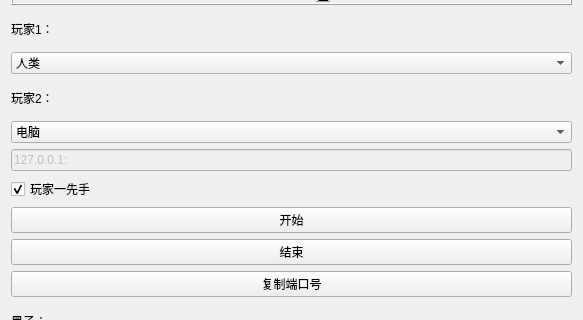
First picture: the form in mainwindow.ui, repository hongwen000/Reversi, before the edit; both pictures show x 0 to 583 and y 99 to 419 of the 583 by 580 pixel window.
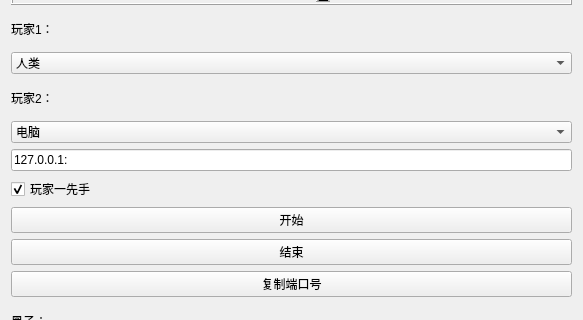
Second picture: the form after the edit.

The edit to the form file:
```diff
--- a/mainwindow.ui
+++ b/mainwindow.ui
@@ -87,7 +87,7 @@
       <item>
        <widget class="QLineEdit" name="lineEdit">
         <property name="enabled">
-         <bool>false</bool>
+         <bool>true</bool>
         </property>
         <property name="autoFillBackground">
          <bool>false</bool>
```
Left out of the diff: 5 changed lines with no effect on the pictures.
